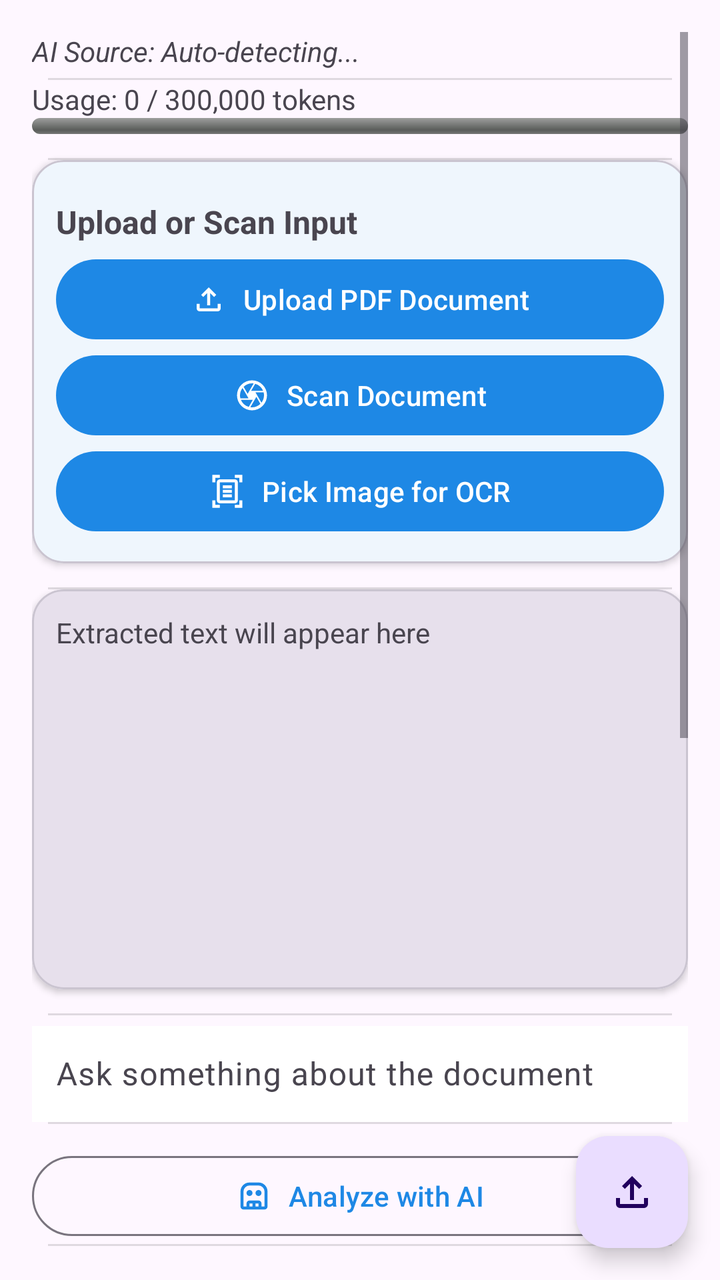
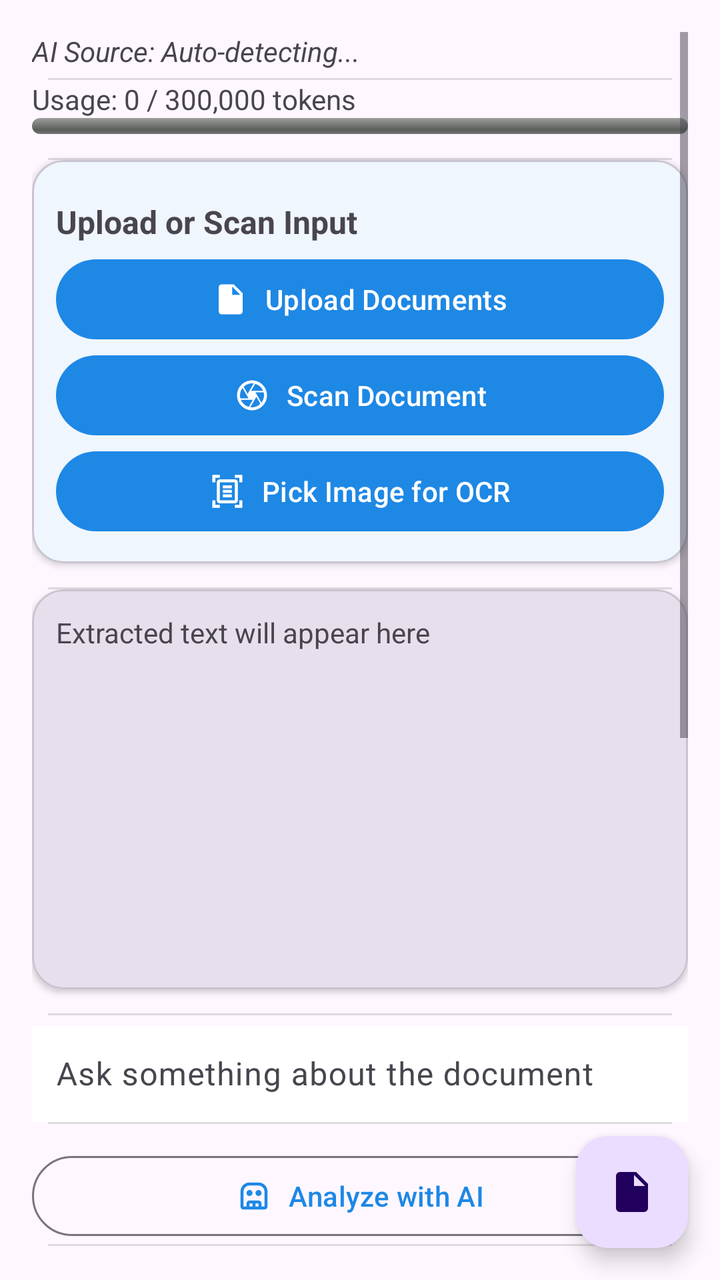

An Android layout rendered at two revisions. The XML below is the earlier revision; the diff shows what the commit changed to produce the second picture.
<!-- AndroidManifest.xml: application theme Theme.SmartDocAI -->
<!-- res/layout/fragment_tools.xml -->
<?xml version="1.0" encoding="utf-8"?>
<androidx.coordinatorlayout.widget.CoordinatorLayout
    xmlns:android="http://schemas.android.com/apk/res/android"
    xmlns:app="http://schemas.android.com/apk/res-auto"
    android:fitsSystemWindows="true"
    android:layout_width="match_parent"
    android:layout_height="match_parent">

    <ScrollView
        android:layout_width="match_parent"
        android:layout_height="match_parent"
        android:padding="16dp">

        <LinearLayout
            android:orientation="vertical"
            android:layout_width="match_parent"
            android:layout_height="wrap_content"
            android:divider="?android:attr/dividerHorizontal"
            android:showDividers="middle"
            android:dividerPadding="8dp">

            
            <TextView
                android:id="@+id/tvAiSource"
                android:layout_width="match_parent"
                android:layout_height="wrap_content"
                android:text="AI Source: Auto-detecting..."
                android:textStyle="italic"
                android:textColor="?android:attr/textColorSecondary"
                android:paddingBottom="4dp" />

            <LinearLayout
                android:id="@+id/usageContainer"
                android:layout_width="match_parent"
                android:layout_height="wrap_content"
                android:orientation="vertical"
                android:paddingBottom="12dp">

                <TextView
                    android:id="@+id/tvUsageText"
                    android:layout_width="match_parent"
                    android:layout_height="wrap_content"
                    android:text="Usage: 0 / 300,000 tokens"
                    android:textSize="14sp" />

                <ProgressBar
                    android:id="@+id/usageProgressBar"
                    style="@android:style/Widget.ProgressBar.Horizontal"
                    android:layout_width="match_parent"
                    android:layout_height="8dp"
                    android:progress="0"
                    android:progressTint="?attr/colorPrimary"
                    android:indeterminate="false" />
            </LinearLayout>

            
            <com.google.android.material.card.MaterialCardView
                android:layout_width="match_parent"
                android:layout_height="wrap_content"
                android:layout_marginBottom="12dp"
                app:cardCornerRadius="16dp"
                app:cardElevation="2dp">

                <LinearLayout
                    android:layout_width="match_parent"
                    android:layout_height="wrap_content"
                    android:orientation="vertical"
                    android:padding="12dp">

                    <TextView
                        android:layout_width="wrap_content"
                        android:layout_height="wrap_content"
                        android:text="Upload or Scan Input"
                        android:textStyle="bold"
                        android:textSize="16sp"
                        android:paddingTop="8dp"
                        android:paddingBottom="4dp"/>

                    <com.google.android.material.button.MaterialButton
                        android:id="@+id/selectPdfButton"
                        android:layout_width="match_parent"
                        android:layout_height="wrap_content"
                        android:text="Upload PDF Document"
                        app:icon="@drawable/ic_upload"
                        app:iconPadding="8dp"
                        app:iconGravity="textStart"
                        android:showDividers="middle"
                        android:divider="?android:attr/dividerHorizontal"
                        android:dividerPadding="8dp"/>

                    <com.google.android.material.button.MaterialButton
                        android:id="@+id/btnScanDocument"
                        android:layout_width="match_parent"
                        android:layout_height="wrap_content"
                        android:text="Scan Document"
                        app:icon="@drawable/ic_camera"
                        app:iconPadding="8dp"
                        app:iconGravity="textStart"
                        android:showDividers="middle"
                        android:divider="?android:attr/dividerHorizontal"
                        android:dividerPadding="8dp"/>

                    <com.google.android.material.button.MaterialButton
                        android:id="@+id/btnPickImage"
                        android:layout_width="match_parent"
                        android:layout_height="wrap_content"
                        android:text="Pick Image for OCR"
                        app:icon="@drawable/ic_image"
                        app:iconPadding="8dp"
                        app:iconGravity="textStart"
                        android:showDividers="middle"
                        android:divider="?android:attr/dividerHorizontal"
                        android:dividerPadding="8dp"/>


                </LinearLayout>
            </com.google.android.material.card.MaterialCardView>

            
            <com.google.android.material.card.MaterialCardView
                android:layout_width="match_parent"
                android:layout_height="wrap_content"
                app:cardCornerRadius="16dp"
                app:cardElevation="2dp"
                android:layout_marginBottom="12dp">

                <com.google.android.material.textview.MaterialTextView
                    android:id="@+id/pdfTextDisplay"
                    android:layout_width="match_parent"
                    android:layout_height="200dp"
                    android:padding="12dp"
                    android:text="Extracted text will appear here"
                    android:scrollbars="vertical"
                    android:background="?attr/colorSurfaceVariant" />
            </com.google.android.material.card.MaterialCardView>

            
            <com.google.android.material.textfield.TextInputLayout
                android:layout_width="match_parent"
                android:layout_height="wrap_content"
                android:hint="Ask something about the document">

                <com.google.android.material.textfield.TextInputEditText
                    android:id="@+id/promptInput"
                    android:layout_width="match_parent"
                    android:layout_height="wrap_content"
                    android:minHeight="48dp"
                    android:padding="12dp"
                    android:inputType="text"
                    android:imeOptions="actionDone"
                    android:textColorHint="?android:attr/textColorHint"
                    android:textColor="?android:attr/textColorPrimary"
                    android:background="?attr/colorSurface" />
            </com.google.android.material.textfield.TextInputLayout>

            
            <com.google.android.material.button.MaterialButton
                android:id="@+id/analyzeButton"
                android:layout_width="match_parent"
                android:layout_height="wrap_content"
                android:text="Analyze with AI"
                app:icon="@drawable/ic_robot"
                app:iconPadding="8dp"
                app:iconGravity="textStart"
                style="?attr/materialButtonOutlinedStyle"
                android:layout_marginTop="12dp" />

            
            <com.google.android.material.card.MaterialCardView
                android:layout_width="match_parent"
                android:layout_height="wrap_content"
                app:cardCornerRadius="16dp"
                app:cardElevation="2dp"
                android:layout_marginTop="12dp"
                android:layout_marginBottom="12dp">

                <com.google.android.material.textview.MaterialTextView
                    android:id="@+id/aiResponseDisplay"
                    android:layout_width="match_parent"
                    android:layout_height="200dp"
                    android:padding="12dp"
                    android:text="AI response will appear here"
                    android:scrollbars="vertical"
                    android:background="?attr/colorSurfaceVariant" />
            </com.google.android.material.card.MaterialCardView>

            
            <TextView
                android:layout_width="wrap_content"
                android:layout_height="wrap_content"
                android:text="Export Options"
                android:textStyle="bold"
                android:paddingTop="4dp"
                android:paddingBottom="4dp"/>

            <com.google.android.material.checkbox.MaterialCheckBox
                android:id="@+id/includeDocumentText"
                android:layout_width="wrap_content"
                android:layout_height="wrap_content"
                android:text="Include Extracted Text"
                android:checked="true" />

            <com.google.android.material.checkbox.MaterialCheckBox
                android:id="@+id/includeAIResponse"
                android:layout_width="wrap_content"
                android:layout_height="wrap_content"
                android:text="Include AI Response"
                android:checked="true" />

            <LinearLayout
                android:layout_width="match_parent"
                android:layout_height="wrap_content"
                android:orientation="horizontal"
                android:gravity="center"
                android:paddingTop="8dp"
                android:weightSum="3">

                <com.google.android.material.button.MaterialButton
                    android:id="@+id/btnExportTxt"
                    android:layout_weight="1"
                    android:layout_width="0dp"
                    android:layout_height="wrap_content"
                    android:text="TXT"
                    app:icon="@drawable/ic_text"/>

                <com.google.android.material.button.MaterialButton
                    android:id="@+id/btnExportPdf"
                    android:layout_weight="1"
                    android:layout_width="0dp"
                    android:layout_height="wrap_content"
                    android:text="PDF"
                    app:icon="@drawable/ic_pdf"/>

                <com.google.android.material.button.MaterialButton
                    android:id="@+id/btnExportShare"
                    android:layout_weight="1"
                    android:layout_width="0dp"
                    android:layout_height="wrap_content"
                    android:text="Share"
                    app:icon="@drawable/ic_share"/>
            </LinearLayout>
   
            
            <com.google.android.material.button.MaterialButton
                android:id="@+id/btnOpenAIChat"
                android:layout_width="match_parent"
                android:layout_height="wrap_content"
                android:text="Chat with AI"
                android:layout_marginTop="16dp"
                app:icon="@drawable/ic_chat"
                app:iconPadding="8dp"
                app:iconGravity="textStart" />

        </LinearLayout>

    </ScrollView>

    
    <com.google.android.material.floatingactionbutton.FloatingActionButton
        android:id="@+id/fabUploadScan"
        android:layout_width="wrap_content"
        android:layout_height="wrap_content"
        android:layout_gravity="bottom|end"
        android:layout_margin="16dp"
        android:contentDescription="Quick Upload or Scan"
        app:srcCompat="@drawable/ic_upload" />

    
    <FrameLayout
        android:id="@+id/loadingOverlay"
        android:layout_width="match_parent"
        android:layout_height="match_parent"
        android:visibility="gone"
        android:background="#66000000"
    android:clickable="true"
    android:focusable="true"
    android:layout_gravity="center">

    <ProgressBar
        android:id="@+id/loadingSpinner"
        style="?android:attr/progressBarStyleLarge"
        android:layout_width="wrap_content"
        android:layout_height="wrap_content"
        android:indeterminate="true"
        android:layout_gravity="center" />
</FrameLayout>

</androidx.coordinatorlayout.widget.CoordinatorLayout>
<!-- resources referenced by this layout -->
<resources>
  <!-- drawable ic_chat (drawable) -->
  <vector xmlns:android="http://schemas.android.com/apk/res/android"
      android:width="24dp"
      android:height="24dp"
      android:viewportWidth="24"
      android:viewportHeight="24">
      <path
          android:fillColor="#FF000000"
          android:pathData="M4,2h16c1.1,0 2,0.9 2,2v14c0,1.1 -0.9,2 -2,2H6l-4,4V4c0,-1.1 0.9,-2 2,-2z" />
  </vector>
  <!-- drawable ic_pdf (drawable) -->
  <vector xmlns:android="http://schemas.android.com/apk/res/android"
      android:width="24dp"
      android:height="24dp"
      android:viewportWidth="960"
      android:viewportHeight="960">
    <path
        android:pathData="M360,500h40v-80h40q17,0 28.5,-11.5T480,380v-40q0,-17 -11.5,-28.5T440,300h-80v200ZM400,380v-40h40v40h-40ZM520,500h80q17,0 28.5,-11.5T640,460v-120q0,-17 -11.5,-28.5T600,300h-80v200ZM560,460v-120h40v120h-40ZM680,500h40v-80h40v-40h-40v-40h40v-40h-80v200ZM320,720q-33,0 -56.5,-23.5T240,640v-480q0,-33 23.5,-56.5T320,80h480q33,0 56.5,23.5T880,160v480q0,33 -23.5,56.5T800,720L320,720ZM320,640h480v-480L320,160v480ZM160,880q-33,0 -56.5,-23.5T80,800v-560h80v560h560v80L160,880ZM320,160v480,-480Z"
        android:fillColor="#1f1f1f"/>
  </vector>
  <!-- drawable ic_text (drawable) -->
  <vector xmlns:android="http://schemas.android.com/apk/res/android"
      android:width="24dp"
      android:height="24dp"
      android:viewportWidth="960"
      android:viewportHeight="960">
    <path
        android:pathData="M200,760h560v-367L567,200L200,200v560ZM200,840q-33,0 -56.5,-23.5T120,760v-560q0,-33 23.5,-56.5T200,120h400l240,240v400q0,33 -23.5,56.5T760,840L200,840ZM280,680h400v-80L280,600v80ZM280,520h400v-80L280,440v80ZM280,360h280v-80L280,280v80ZM200,760v-560,560Z"
        android:fillColor="#1f1f1f"/>
  </vector>
  <!-- drawable ic_upload (drawable) -->
  <vector xmlns:android="http://schemas.android.com/apk/res/android"
      android:width="24dp"
      android:height="24dp"
      android:viewportWidth="960"
      android:viewportHeight="960">
    <path
        android:pathData="M440,640v-326L336,418l-56,-58 200,-200 200,200 -56,58 -104,-104v326h-80ZM240,800q-33,0 -56.5,-23.5T160,720v-120h80v120h480v-120h80v120q0,33 -23.5,56.5T720,800L240,800Z"
        android:fillColor="#1f1f1f"/>
  </vector>
  <style name="Theme.SmartDocAI" parent="Theme.Material3.DayNight.NoActionBar">
  
          
          <item name="colorPrimary">@color/colorPrimary</item>
          <item name="colorOnPrimary">@color/colorOnPrimary</item>
          <item name="colorSecondary">@color/colorSecondary</item>
          <item name="colorOnSecondary">@color/colorOnSecondary</item>
  
          
  
          <item name="colorOnBackground">@color/colorOnBackground</item>
          <item name="colorSurface">@color/colorSurface</item>
          <item name="colorOnSurface">@color/colorOnSurface</item>
  
          
          <item name="colorError">@color/colorError</item>
          <item name="colorOnError">@color/colorOnError</item>
  
          
          <item name="android:statusBarColor" tools:targetApi="l">@color/colorPrimary</item>
  
      </style>
  <color name="colorPrimary">#1E88E5</color>
  <color name="colorOnPrimary">#FFFFFF</color>
  <color name="colorSecondary">#00E5FF</color>
  <color name="colorOnSecondary">#000000</color>
  <color name="colorOnBackground">#121212</color>
  <color name="colorSurface">#FFFFFF</color>
  <color name="colorOnSurface">#121212</color>
  <color name="colorError">#B00020</color>
  <color name="colorOnError">#FFFFFF</color>
  <!-- unchanged entries left out for length: 4 -->
</resources>

<!-- the commit's change to res/layout/fragment_tools.xml (unified diff, before → after) -->
@@ -80,7 +80,7 @@
                         android:id="@+id/selectPdfButton"
                         android:layout_width="match_parent"
                         android:layout_height="wrap_content"
-                        android:text="Upload PDF Document"
+                        android:text="Upload Documents"
                         app:icon="@drawable/ic_upload"
                         app:iconPadding="8dp"
                         app:iconGravity="textStart"
<!-- resource entries referenced after the edit -->
@@ -34,11 +34,16 @@
   <vector xmlns:android="http://schemas.android.com/apk/res/android"
       android:width="24dp"
       android:height="24dp"
-      android:viewportWidth="960"
-      android:viewportHeight="960">
+      android:viewportWidth="24"
+      android:viewportHeight="24">
+    
     <path
-        android:pathData="M440,640v-326L336,418l-56,-58 200,-200 200,200 -56,58 -104,-104v326h-80ZM240,800q-33,0 -56.5,-23.5T160,720v-120h80v120h480v-120h80v120q0,33 -23.5,56.5T720,800L240,800Z"
-        android:fillColor="#1f1f1f"/>
+        android:fillColor="#FFFFFFFF"
+        android:pathData="M14,2H6C4.9,2 4,2.9 4,4v16c0,1.1 0.9,2 2,2h12c1.1,0 2,-0.9 2,-2V8l-6,-6zM13,9V3.5L18.5,9H13z" />
+    
+    <path
+        android:fillColor="#FFFFFFFF"
+        android:pathData="M12,8 L8,12 H10.5 V16 H13.5 V12 H16 L12,8 Z" />
   </vector>
   <style name="Theme.SmartDocAI" parent="Theme.Material3.DayNight.NoActionBar">
   
